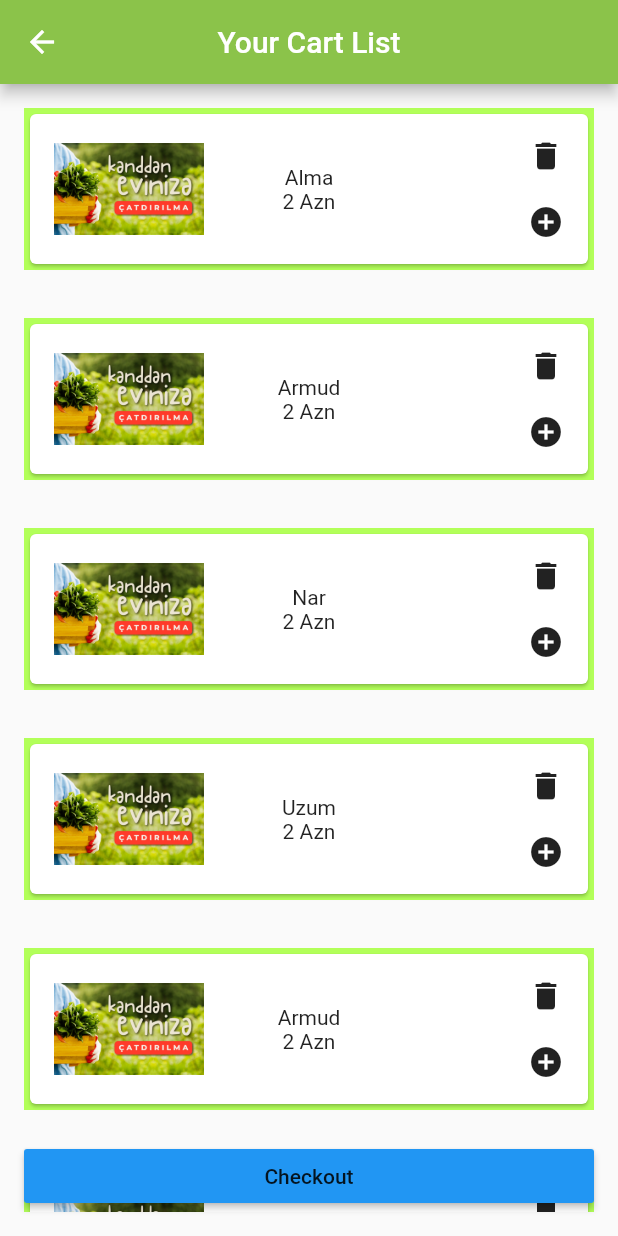
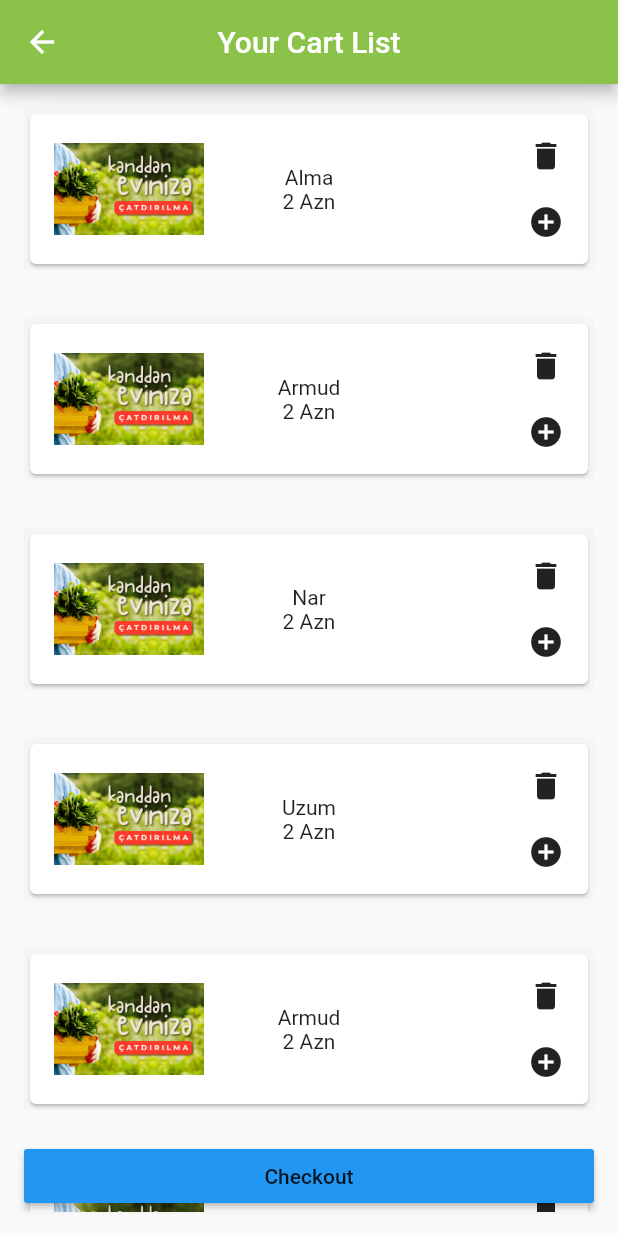
Before and after one commit to konuleminova/redux_sign_in_demo, a Flutter app: the ShoppingCartPage screen opened by its route, on a phone screen of 412 x 824 dp. Run offline on Flutter 3.47's test engine with Material 2 defaults, Android fonts, the phone set to English and light mode, and no system bars; our stand-ins replace flutter_redux, redux, redux_thunk, shared_preferences; accounts and stored records are empty.

Commit message:
shopping cart part1

```diff
--- a/lib/ui/page/shopping_cart.dart
+++ b/lib/ui/page/shopping_cart.dart
@@ -57,7 +57,12 @@ class ShoppingCartPageState extends State<ShoppingCartPage> {
                   child: new ListView(
                     children: viewModel.shopItems
                         .map((ShopItem shopItem) => new Container(
-                            color: Colors.lightGreenAccent,
+                            decoration: new BoxDecoration(
+                                color: Colors.grey[100],
+                                boxShadow: [
+                                  new BoxShadow(
+                                      color: Colors.grey[100], blurRadius: 20)
+                                ]),
                             margin: EdgeInsets.all(16),
                             child: new Card(
                               child: new SizedBox(
@@ -98,8 +103,7 @@ class ShoppingCartPageState extends State<ShoppingCartPage> {
                                           children: <Widget>[
                                             new GestureDetector(
                                               child: new Container(
-                                                child:
-                                                    new Icon(Icons.delete),
+                                                child: new Icon(Icons.delete),
                                               ),
                                               onTap: () {
                                                 return viewModel
```
